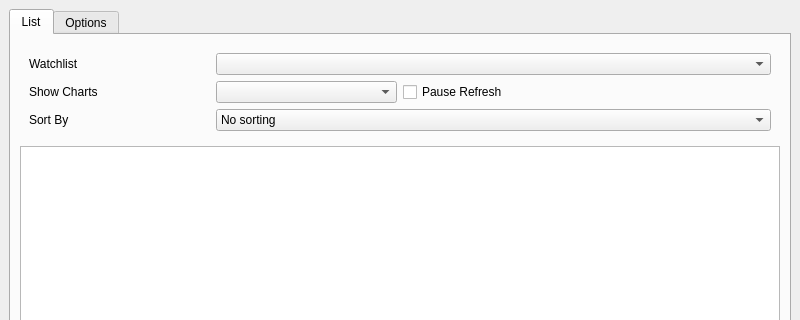
Qt form watchlist.ui (leegb/qmarket) before a commit; both pictures show x 0 to 800 and y 0 to 320 of the 800 by 900 pixel window.
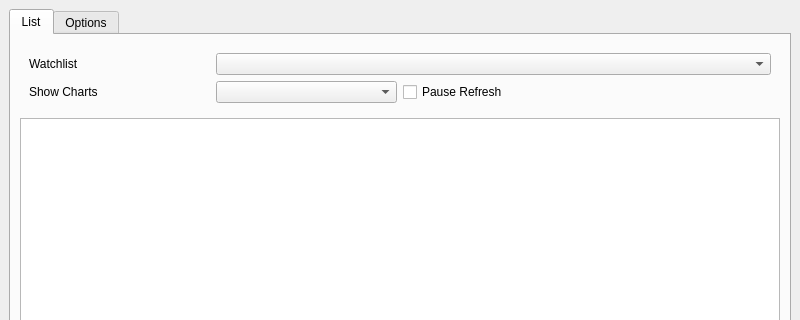
The same form after that commit.

Commit message: Sort watchlist by clicking on column headers.

What changed in the file:
```diff
--- a/watchlist.ui
+++ b/watchlist.ui
@@ -34,13 +34,6 @@
            </sizepolicy>
           </property>
           <layout class="QGridLayout" name="gridLayout">
-           <item row="3" column="0">
-            <widget class="QLabel" name="label_5">
-             <property name="text">
-              <string>Sort By</string>
-             </property>
-            </widget>
-           </item>
            <item row="2" column="0">
             <widget class="QLabel" name="label_6">
              <property name="text">
@@ -51,49 +44,6 @@
            <item row="1" column="2" colspan="3">
             <widget class="QComboBox" name="watchlistName"/>
            </item>
-           <item row="3" column="2" colspan="3">
-            <widget class="QComboBox" name="bbOverFilter">
-             <property name="sizePolicy">
-              <sizepolicy hsizetype="Expanding" vsizetype="Fixed">
-               <horstretch>0</horstretch>
-               <verstretch>0</verstretch>
-              </sizepolicy>
-             </property>
-             <property name="currentIndex">
-              <number>0</number>
-             </property>
-             <item>
-              <property name="text">
-               <string>No sorting</string>
-              </property>
-             </item>
-             <item>
-              <property name="text">
-               <string>24h Volume</string>
-              </property>
-             </item>
-             <item>
-              <property name="text">
-               <string>Steps since squeeze</string>
-              </property>
-             </item>
-             <item>
-              <property name="text">
-               <string>Last squeeze duration</string>
-              </property>
-             </item>
-             <item>
-              <property name="text">
-               <string>Filter BB with longer MA</string>
-              </property>
-             </item>
-             <item>
-              <property name="text">
-               <string>BB functions</string>
-              </property>
-             </item>
-            </widget>
-           </item>
            <item row="2" column="2">
             <widget class="QComboBox" name="showCharts"/>
            </item>
```
The commit also changes 1 other file.
